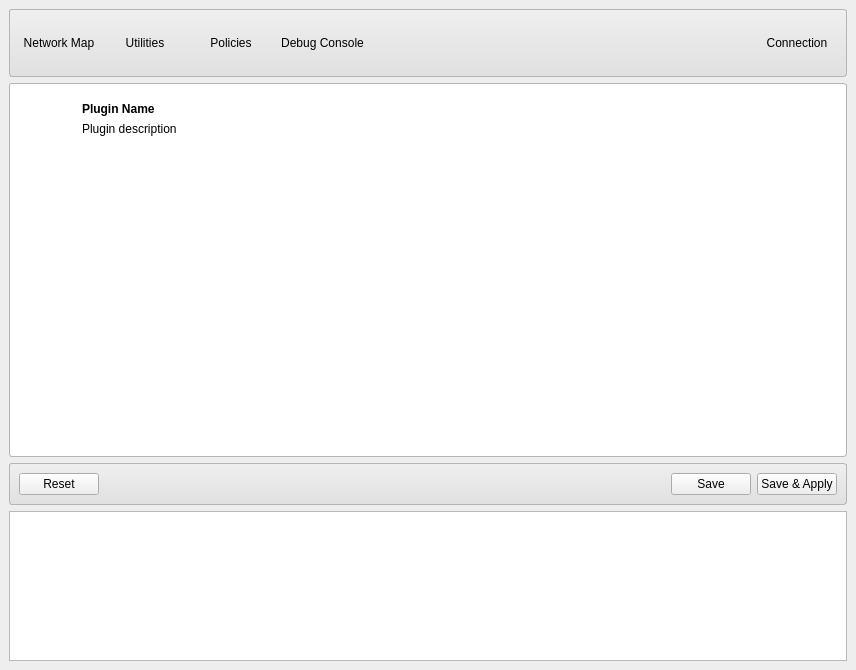
First picture: the form in 2.0/bahadir.kandemir/ahenk/lider/lider/formmain.ui, repository pars-linux/uludag, before the edit.
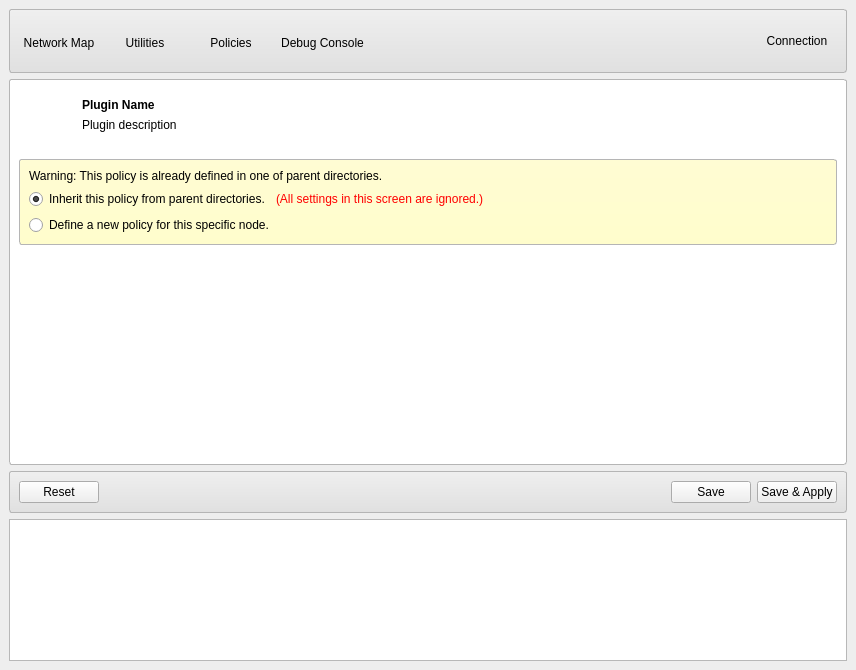
Second picture: the form after the edit. Icons and pictures are not drawn.

Commit message: Experimental support for policy inheritance

```diff
--- a/2.0/bahadir.kandemir/ahenk/lider/lider/formmain.ui
+++ b/2.0/bahadir.kandemir/ahenk/lider/lider/formmain.ui
@@ -64,6 +64,19 @@
 	background: qlineargradient(spread:pad, x1:0, y1:1, x2:0, y2:0, stop:0 #e0e0e0, stop:1 #efefef);
 }
 
+#framePolicyInherit {
+	border-radius: 3px;
+	border: 1px solid #b5b5b5;
+	background: qlineargradient(spread:pad, x1:0, y1:1, x2:0, y2:0, stop:0 rgb(255, 253, 204), stop:1 rgb(255, 252, 211));
+}
+
+#labelPolicyInherit {
+	color: #f00;
+}
+#labelPolicyNoInherit {
+	color: #080;
+}
+
 #frameTarget {
 	border-radius: 3px;
 	border: 1px solid #b5b5b5;
@@ -216,7 +229,7 @@
            </layout>
           </widget>
          </item>
-         <item row="1" column="0">
+         <item row="2" column="0">
           <widget class="QStackedWidget" name="stackedWidget">
            <property name="lineWidth">
             <number>0</number>
@@ -257,10 +270,80 @@
            </widget>
           </widget>
          </item>
+         <item row="1" column="0">
+          <widget class="QFrame" name="framePolicyInherit">
+           <property name="frameShape">
+            <enum>QFrame::StyledPanel</enum>
+           </property>
+           <property name="frameShadow">
+            <enum>QFrame::Raised</enum>
+           </property>
+           <layout class="QGridLayout" name="gridLayout_8">
+            <item row="0" column="0">
+             <widget class="QLabel" name="label">
+              <property name="text">
+               <string>Warning: This policy is already defined in one of parent directories.</string>
+              </property>
+             </widget>
+            </item>
+            <item row="1" column="0">
+             <layout class="QHBoxLayout" name="horizontalLayout_2">
+              <item>
+               <widget class="QRadioButton" name="radioPolicyInherit">
+                <property name="text">
+                 <string>Inherit this policy from parent directories.</string>
+                </property>
+                <property name="checked">
+                 <bool>true</bool>
+                </property>
+               </widget>
+              </item>
+              <item>
+               <widget class="QLabel" name="labelPolicyInherit">
+                <property name="sizePolicy">
+                 <sizepolicy hsizetype="MinimumExpanding" vsizetype="Preferred">
+                  <horstretch>0</horstretch>
+                  <verstretch>0</verstretch>
+                 </sizepolicy>
+                </property>
+                <property name="text">
+                 <string>(All settings in this screen are ignored.)</string>
+                </property>
+               </widget>
+              </item>
+             </layout>
+            </item>
+            <item row="2" column="0">
+             <layout class="QHBoxLayout" name="horizontalLayout_3">
+              <item>
+               <widget class="QRadioButton" name="radioPolicyNoInherit">
+                <property name="text">
+                 <string>Define a new policy for this specific node.</string>
+                </property>
+               </widget>
+              </item>
+              <item>
+               <widget class="QLabel" name="labelPolicyNoInherit">
+                <property name="sizePolicy">
+                 <sizepolicy hsizetype="MinimumExpanding" vsizetype="Preferred">
+                  <horstretch>0</horstretch>
+                  <verstretch>0</verstretch>
+                 </sizepolicy>
+                </property>
+                <property name="text">
+                 <string/>
+                </property>
+               </widget>
+              </item>
+             </layout>
+            </item>
+           </layout>
+          </widget>
+         </item>
         </layout>
        </widget>
       </item>
-      <item row="3" column="0">
+      <item row="4" column="0">
        <widget class="QTextBrowser" name="textLog">
         <property name="maximumSize">
          <size>
@@ -489,7 +572,7 @@
         </layout>
        </widget>
       </item>
-      <item row="2" column="0">
+      <item row="3" column="0">
        <widget class="QFrame" name="frameButtons">
         <property name="frameShape">
          <enum>QFrame::StyledPanel</enum>
```
The commit also changes 7 other files.
